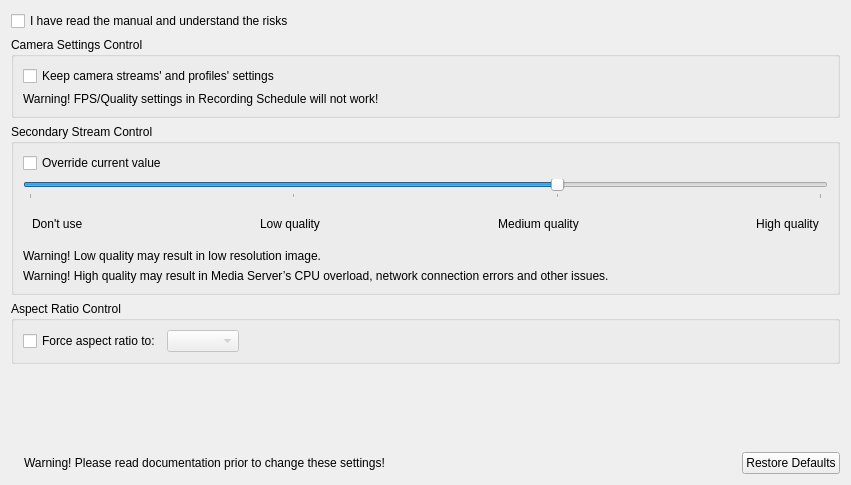
Old version of the form client/src/ui/widgets/properties/expert_settings_widget.ui in the repository networkoptix/nx_open.
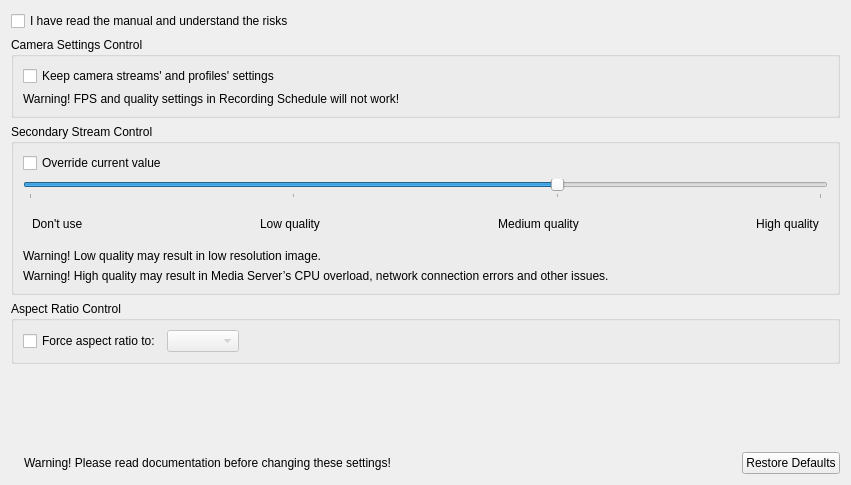
New version of the form. Icons and pictures are not drawn.

The edit to the form file:
```diff
--- a/client/src/ui/widgets/properties/expert_settings_widget.ui
+++ b/client/src/ui/widgets/properties/expert_settings_widget.ui
@@ -52,7 +52,7 @@
          <item>
           <widget class="QLabel" name="settingsWarningLabel">
            <property name="text">
-            <string>Warning! FPS/Quality settings in Recording Schedule will not work!</string>
+            <string>Warning! FPS and quality settings in Recording Schedule will not work!</string>
            </property>
           </widget>
          </item>
@@ -272,7 +272,7 @@
         <item>
          <widget class="QLabel" name="generalWarningLabel">
           <property name="text">
-           <string>Warning! Please read documentation prior to change these settings!</string>
+           <string>Warning! Please read documentation before changing these settings!</string>
           </property>
          </widget>
         </item>
```
